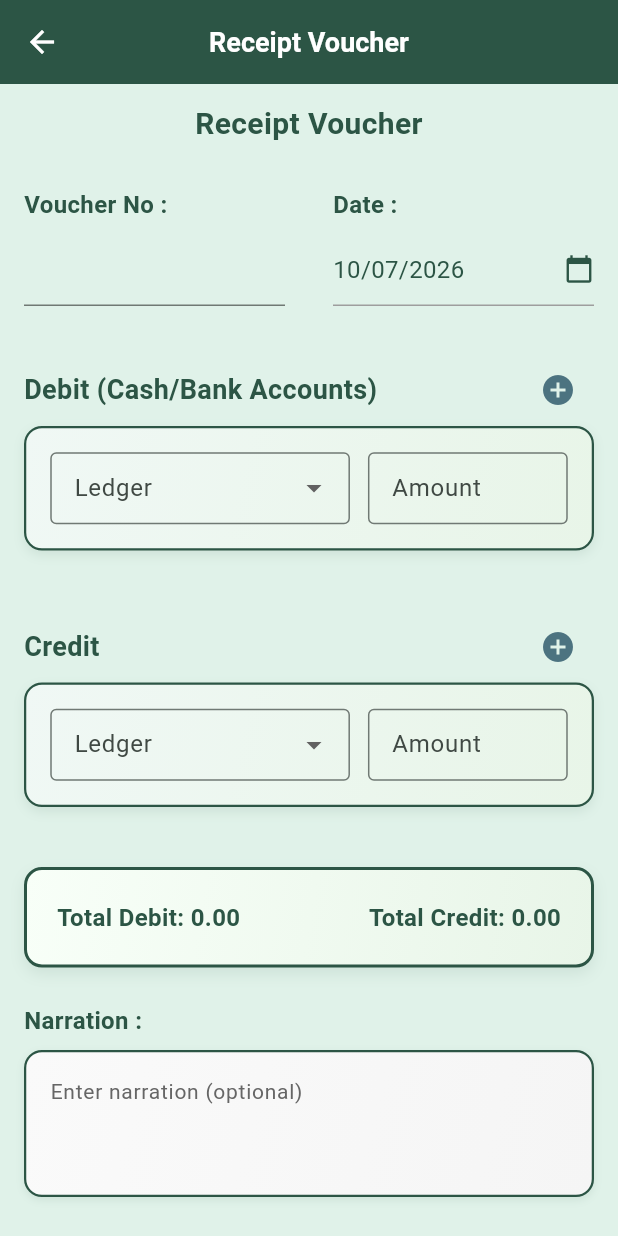
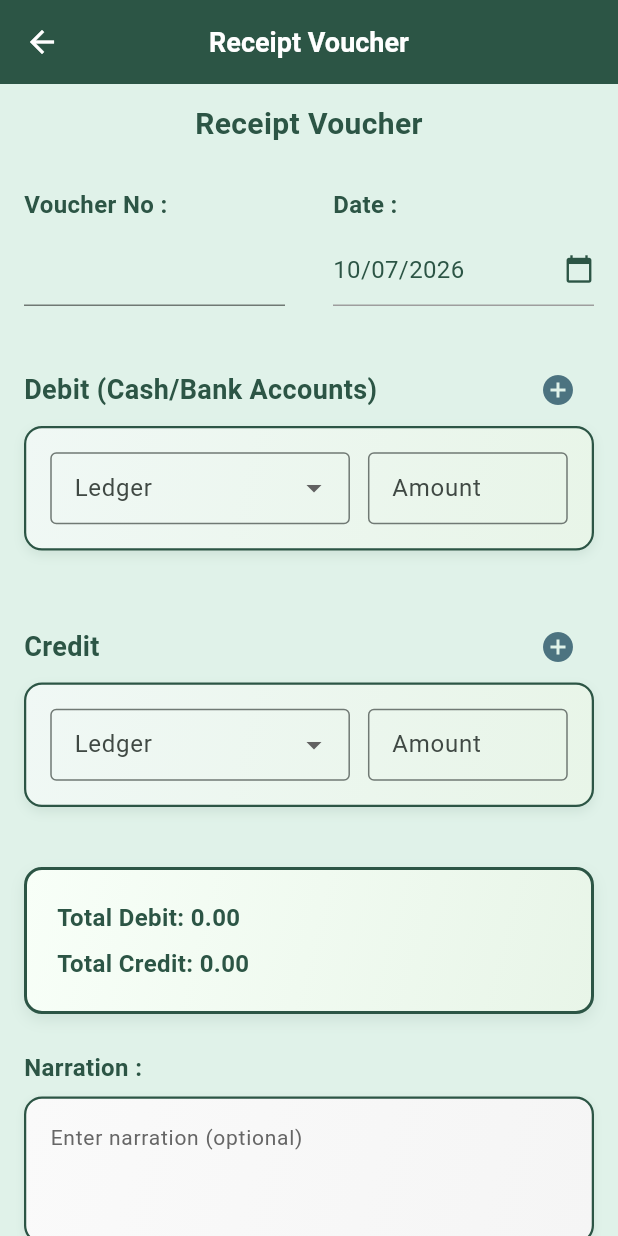
Before and after one commit to mskishore312/accounting-app, a Flutter app: the ReceiptVoucher screen opened directly, on a phone screen of 412 x 824 dp. Run offline on Flutter 3.47's test engine with Material 3 defaults, Android fonts, the phone set to English and light mode, and no system bars; our stand-ins replace pdf, share_plus, sqflite, sqflite_common_ffi; accounts and stored records are empty; project files that could hold a hidden picture were left out.

Commit message:
Fix receipt voucher totals overflow

```diff
--- a/lib/ui/receipt_voucher.dart
+++ b/lib/ui/receipt_voucher.dart
@@ -1036,26 +1036,49 @@ class _ReceiptVoucherState extends State<ReceiptVoucher> {
                           ),
                         ],
                       ),
-                      child: Row(
-                        mainAxisAlignment: MainAxisAlignment.spaceBetween,
-                        children: [
-                          Text(
+                      child: LayoutBuilder(
+                        builder: (context, constraints) {
+                          const totalStyle = TextStyle(
+                            fontSize: 16,
+                            fontWeight: FontWeight.bold,
+                            color: Color(0xFF2C5545),
+                          );
+
+                          final debitTotal = Text(
                             'Total Debit: ${_totalDebit.toStringAsFixed(2)}',
-                            style: const TextStyle(
-                              fontSize: 16,
-                              fontWeight: FontWeight.bold,
-                              color: Color(0xFF2C5545),
-                            ),
-                          ),
-                          Text(
+                            style: totalStyle,
+                          );
+                          final creditTotal = Text(
                             'Total Credit: ${_totalCredit.toStringAsFixed(2)}',
-                            style: const TextStyle(
-                              fontSize: 16,
-                              fontWeight: FontWeight.bold,
-                              color: Color(0xFF2C5545),
-                            ),
-                          ),
-                        ],
+                            style: totalStyle,
+                          );
+
+                          // On phones the two totals do not reliably fit side by
+                          // side, especially with large amounts or larger text.
+                          if (constraints.maxWidth < 420) {
+                            return Column(
+                              crossAxisAlignment: CrossAxisAlignment.stretch,
+                              children: [
+                                debitTotal,
+                                const SizedBox(height: 8),
+                                creditTotal,
+                              ],
+                            );
+                          }
+
+                          return Row(
+                            children: [
+                              Expanded(child: debitTotal),
+                              const SizedBox(width: 16),
+                              Expanded(
+                                child: Align(
+                                  alignment: Alignment.centerRight,
+                                  child: creditTotal,
+                                ),
+                              ),
+                            ],
+                          );
+                        },
                       ),
                     ),
 
```
